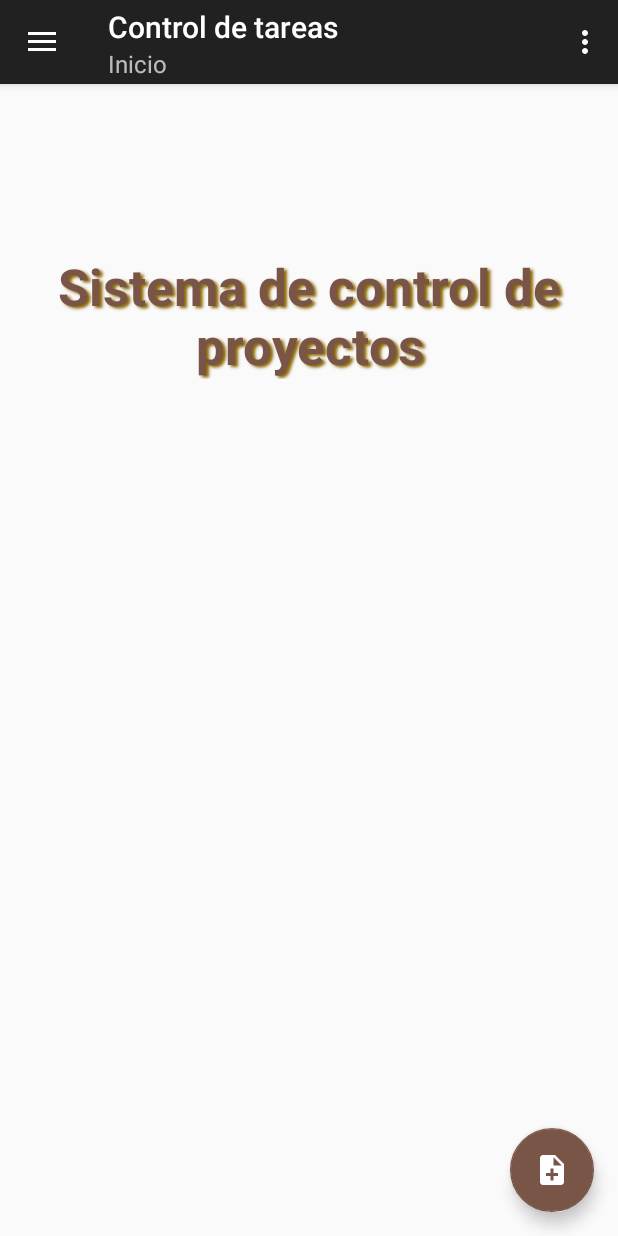
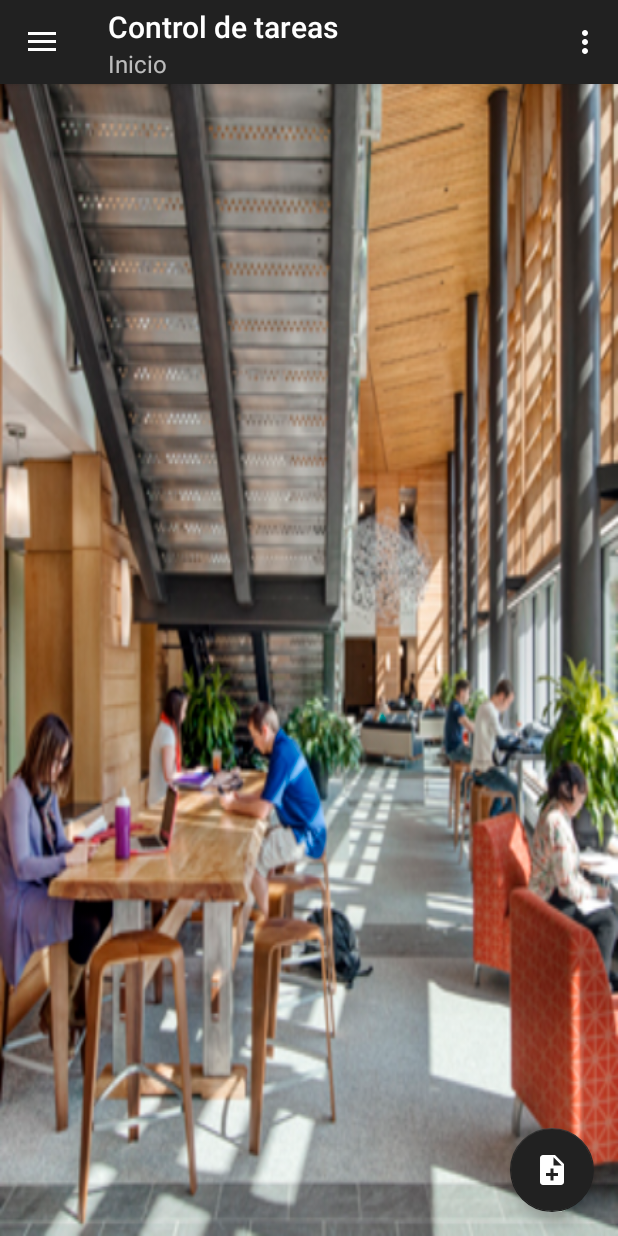
Before and after one commit to AlexisRoj/ExamenNueve, an Android app: the MainActivity screen opened directly, with no data from a screen before it, on a phone screen of 412 x 824 dp. Run offline under Robolectric (Android 15) with nearby library versions, the phone set to English and light mode, and no system bars.

Commit message:
Finalizacion Proyecto Nueve

```diff
--- a/app/src/main/res/drawable/side_nav_bar.xml
+++ b/app/src/main/res/drawable/side_nav_bar.xml
@@ -2,8 +2,8 @@
     android:shape="rectangle">
     <gradient
         android:angle="135"
-        android:centerColor="#4CAF50"
-        android:endColor="#2E7D32"
+        android:centerColor="#544f4c"
+        android:endColor="#3d312c"
         android:startColor="#81C784"
         android:type="linear" />
 </shape>
--- a/app/src/main/res/layout/content_main.xml
+++ b/app/src/main/res/layout/content_main.xml
@@ -5,26 +5,11 @@
     android:layout_width="match_parent"
     android:layout_height="match_parent"
     android:id="@+id/contenedor"
+    android:background="@drawable/study2"
     tools:context="com.innovagenesis.aplicaciones.android.examennueve.activities.MainActivity"
     tools:showIn="@layout/app_bar_main"
     >
 
-    <TextView
-        android:layout_width="wrap_content"
-        android:layout_height="wrap_content"
-        android:textSize="34sp"
-        android:textStyle="bold"
-        android:textColor="@color/colorAccent"
-        android:textAlignment="center"
-        android:text="@string/tituloApp"
-        android:layout_marginTop="168dp"
-        android:shadowColor="#8a6603"
-        android:shadowDx="3"
-        android:shadowDy="2"
-        android:shadowRadius="1.8"
-        android:layout_alignParentTop="true"
-        android:layout_alignParentStart="true" />
-
 
 
 </RelativeLayout>
--- a/app/src/main/res/values/colors.xml
+++ b/app/src/main/res/values/colors.xml
@@ -4,6 +4,7 @@
     <color name="colorPrimaryDark">#212121</color>
     <color name="colorAccent3">#F44336</color>
     <color name="colorAccent1">#C6FF00</color>
-    <color name="colorAccent">#795548</color>
+    <color name="colorAccent">#212121</color>
+    <color name="colorAccent2">#795548</color>
     <color name="colorAccentT">#64B5F6</color>
 </resources>
```
Also changed, not shown: app/src/main/java/layout/BaseFragment.java (added, +30 -0 lines), app/src/main/res/layout/fragment_base.xml (added, +25 -0 lines).
